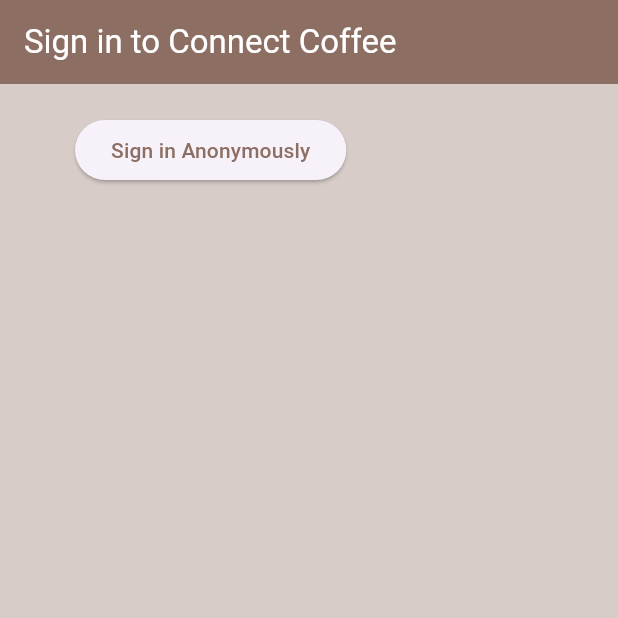
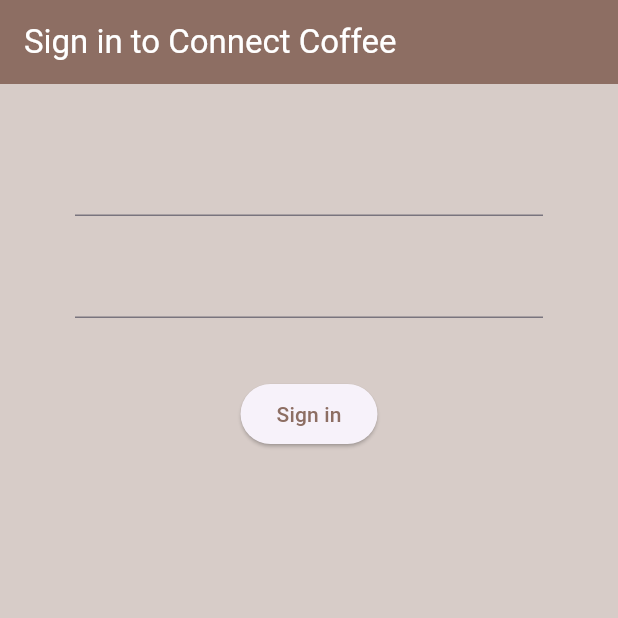
Before and after one commit to daghlas/connect_coffee_heart, a Flutter app: the screen it shows after launch, on a phone screen of 412 x 824 dp, the top half of it. Run offline on Flutter 3.47's test engine with Material 3 defaults, Android fonts, the phone set to English and light mode, and no system bars; our stand-ins replace firebase_auth, firebase_core; accounts and stored records are empty.

Commit message:
Forms; SignIn & Register forms

```diff
--- a/lib/screens/authenticate/sign_in.dart
+++ b/lib/screens/authenticate/sign_in.dart
@@ -23,7 +23,19 @@ class _SignInState extends State<SignIn> {
       ),
       body: Container(
         padding: const EdgeInsets.symmetric(vertical: 20.0, horizontal: 50.0),
-        child: ElevatedButton(
+        child: Form(
+          child: Column(children: <Widget>[
+            const SizedBox(height: 20.0),
+            TextFormField(
+              onChanged: (val) {},
+            ),
+            const SizedBox(height: 20.0),
+            TextFormField(
+              obscureText: true,
+              onChanged: (val) {},
+            ),
+            const SizedBox(height: 40.0),
+            ElevatedButton(
               onPressed: () async {
                 dynamic result = await _auth.signInAnon();
                 if (result == null) {
@@ -33,8 +45,11 @@ class _SignInState extends State<SignIn> {
                   print(result.uid);
                 }
               },
-          style: ElevatedButton.styleFrom(foregroundColor: Colors.brown[400]),
-          child: const Text('Sign in Anonymously'),
+              style:
+                  ElevatedButton.styleFrom(foregroundColor: Colors.brown[400]),
+              child: const Text('Sign in'),
+            ),
+          ]),
         ),
       ),
     );
--- a/lib/screens/home/home.dart
+++ b/lib/screens/home/home.dart
@@ -9,7 +9,7 @@ class Home extends StatelessWidget {
   @override
   Widget build(BuildContext context) {
     return Scaffold(
-      backgroundColor: Colors.brown[50],
+      backgroundColor: Colors.brown[100],
       appBar: AppBar(
         backgroundColor: Colors.brown[400],
         foregroundColor: Colors.white,
```
Lines whose indentation alone changed are shown as unchanged.
